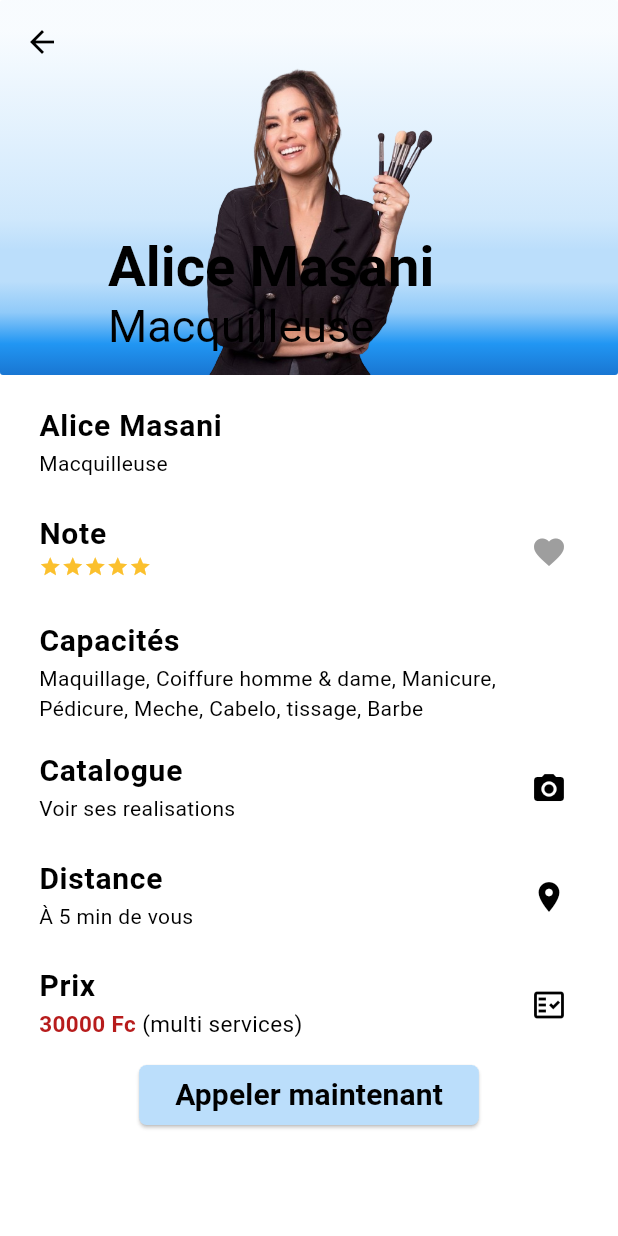
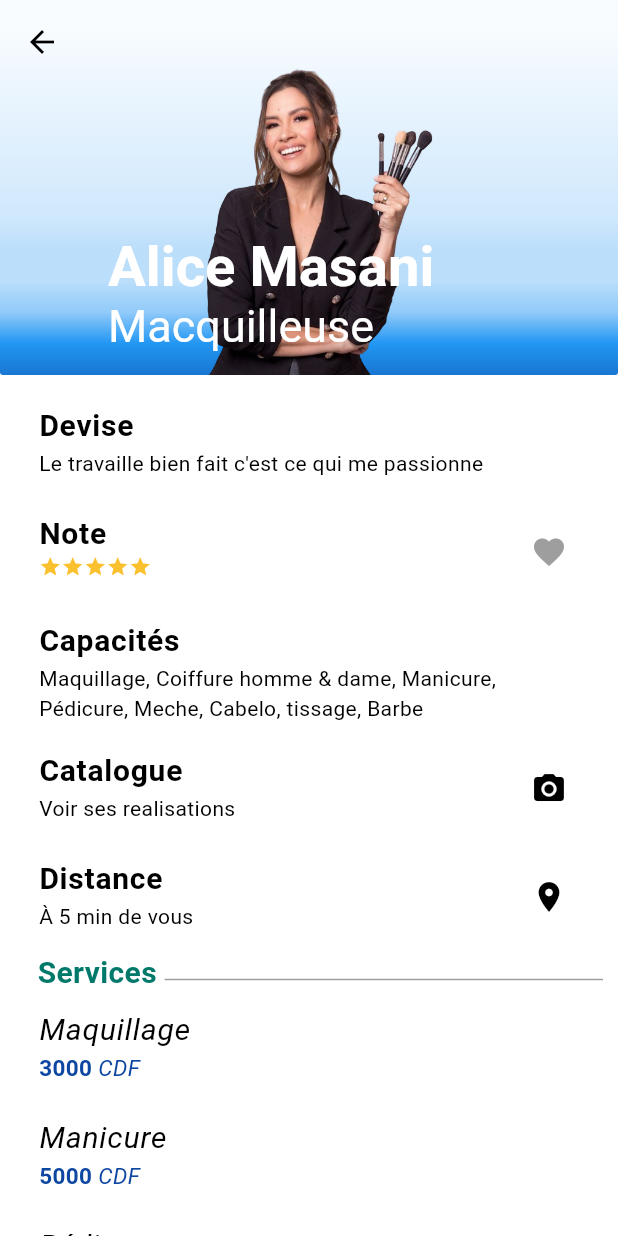
Before and after one commit to joellungu/mekaapp, a Flutter app: the screen it shows after launch, after a tap on "Alice Masani", on a phone screen of 412 x 824 dp. Run offline on Flutter 3.47's test engine with Material 3 defaults, Android fonts, the light colour scheme and no system bars; our stand-ins replace flutter_svg, get, hexcolor.

Commit message:
amélioratio de l'interface profil et ajoue du theme systeme

```diff
--- a/lib/main.dart
+++ b/lib/main.dart
@@ -4,6 +4,7 @@ import 'package:mekaapp/pages/app_controller.dart';
 
 import 'pages/accueil.dart';
 import 'pages/bienvenue.dart';
+import 'utils/theme_class.dart';
 
 void main() async {
   //
@@ -20,11 +21,12 @@ class MyApp extends StatelessWidget {
   Widget build(BuildContext context) {
     return GetMaterialApp(
       title: 'Make°App',
-      theme: ThemeData(
-        colorScheme: ColorScheme.light(),
-        primaryColor: Colors.white,
-        useMaterial3: true,
-      ),
+      themeMode: ThemeMode.system,
+      theme: ThemeClass
+          .lightTheme, // applies this theme if the device theme is light mode
+      darkTheme: ThemeClass
+          .darkTheme, // applies this theme if the device theme is dark mode
+
       home: Bienvenue(),
     );
   }
--- a/lib/pages/bienvenue.dart
+++ b/lib/pages/bienvenue.dart
@@ -160,7 +160,7 @@ class Bienvenue extends GetView<AppController> {
                 icon: const Icon(
                   CupertinoIcons.square_fill_line_vertical_square,
                   size: 45,
-                  color: Colors.black,
+                  //color: Colors.black,
                 ),
               ),
             ),
@@ -236,6 +236,7 @@ class Bienvenue extends GetView<AppController> {
                 children: List.generate(6, (index) {
                   //
                   return InkWell(
+                    splashColor: Colors.blue.shade100.withOpacity(0.5),
                     onTap: () {
                       //
                       Get.to(Details({
@@ -243,7 +244,7 @@ class Bienvenue extends GetView<AppController> {
                       }));
                     },
                     child: Container(
-                      margin: EdgeInsets.all(5),
+                      margin: const EdgeInsets.all(5),
                       height: Get.size.height / 5,
                       child: Stack(
                         children: [
@@ -368,7 +369,7 @@ class Bienvenue extends GetView<AppController> {
                                                     Text(
                                                       "Prix : ",
                                                       style: TextStyle(
-                                                        color: Colors.black,
+                                                        color: Colors.grey,
                                                         fontWeight:
                                                             FontWeight.bold,
                                                         fontSize: 15,
@@ -377,8 +378,8 @@ class Bienvenue extends GetView<AppController> {
                                                     Text(
                                                       " 30000 Fc ",
                                                       style: TextStyle(
-                                                        color:
-                                                            Colors.red.shade900,
+                                                        color: Colors
+                                                            .blue.shade900,
                                                         fontWeight:
                                                             FontWeight.bold,
                                                         fontSize: 15,
--- a/lib/pages/details.dart
+++ b/lib/pages/details.dart
@@ -8,6 +8,12 @@ import 'catalogue.dart';
 class Details extends StatelessWidget {
   Map cat;
   Details(this.cat);
+  //
+  List services = [
+    {"nom": "Maquillage", "prix": "3000", "devise": "CDF"},
+    {"nom": "Manicure", "prix": "5000", "devise": "CDF"},
+    {"nom": "Pédicure", "prix": "7000", "devise": "CDF"},
+  ];
   //
   @override
   Widget build(BuildContext context) {
@@ -29,7 +35,7 @@ class Details extends StatelessWidget {
                 textAlign: TextAlign.left,
                 text: TextSpan(
                   style: TextStyle(
-                    color: Colors.black,
+                    //color: Colors.black,
                     fontSize: 25,
                     fontWeight: FontWeight.bold,
                   ),
@@ -38,7 +44,7 @@ class Details extends StatelessWidget {
                     TextSpan(
                       text: "Macquilleuse",
                       style: TextStyle(
-                        color: Colors.black,
+                        //color: Colors.black,
                         fontSize: 20,
                         fontWeight: FontWeight.normal,
                       ),
@@ -117,14 +123,15 @@ class Details extends StatelessWidget {
                   children: [
                     const ListTile(
                       title: Text(
-                        "Alice Masani",
+                        "Devise",
                         style: TextStyle(
-                          color: Colors.black,
+                          //color: Colors.black,
                           fontSize: 20,
                           fontWeight: FontWeight.bold,
                         ),
                       ),
-                      subtitle: Text("Macquilleuse"),
+                      subtitle: Text(
+                          "Le travaille bien fait c'est ce qui me passionne"),
                       //trailing: Icon(CupertinoIcons.person),
                     ),
                     ListTile(
@@ -134,7 +141,7 @@ class Details extends StatelessWidget {
                       title: const Text(
                         "Note",
                         style: TextStyle(
-                          color: Colors.black,
+                          //color: Colors.black,
                           fontSize: 20,
                           fontWeight: FontWeight.bold,
                         ),
@@ -178,7 +185,7 @@ class Details extends StatelessWidget {
                       title: Text(
                         "Capacités",
                         style: TextStyle(
-                          color: Colors.black,
+                          //color: Colors.black,
                           fontSize: 20,
                           fontWeight: FontWeight.bold,
                         ),
@@ -194,7 +201,7 @@ class Details extends StatelessWidget {
                       title: const Text(
                         "Catalogue",
                         style: TextStyle(
-                          color: Colors.black,
+                          //color: Colors.black,
                           fontSize: 20,
                           fontWeight: FontWeight.bold,
                         ),
@@ -214,7 +221,7 @@ class Details extends StatelessWidget {
                       title: Text(
                         "Distance",
                         style: TextStyle(
-                          color: Colors.black,
+                          //color: Colors.black,
                           fontSize: 20,
                           fontWeight: FontWeight.bold,
                         ),
@@ -222,37 +229,78 @@ class Details extends StatelessWidget {
                       subtitle: Text("À 5 min de vous"),
                       trailing: Icon(Icons.location_on),
                     ),
-                    ListTile(
+                    Align(
+                      alignment: Alignment.centerLeft,
+                      child: Padding(
+                        padding: EdgeInsets.only(left: 15),
+                        child: Row(
+                          mainAxisAlignment: MainAxisAlignment.start,
+                          children: [
+                            Text(
+                              "Services ",
+                              style: TextStyle(
+                                color: Colors.teal.shade700,
+                                fontWeight: FontWeight.bold,
+                                fontSize: 20,
+                              ),
+                            ),
+                            Expanded(
+                              flex: 1,
+                              child: Container(
+                                height: 10,
+                                decoration: BoxDecoration(
+                                  border: Border(
+                                    bottom: BorderSide(
+                                      color: Colors.grey,
+                                    ),
+                                  ),
+                                ),
+                                width: double.maxFinite,
+                              ),
+                            ),
+                          ],
+                        ),
+                      ),
+                    ),
+                    Column(
+                      mainAxisAlignment: MainAxisAlignment.spaceAround,
+                      children: List.generate(services.length, (index) {
+                        Map s = services[index];
+                        return ListTile(
                           title: Text(
-                        "Prix",
-                        style: TextStyle(
-                          color: Colors.black,
+                            "${s['nom']}",
+                            style: const TextStyle(
+                              //color: Colors.black,
+                              fontStyle: FontStyle.italic,
                               fontSize: 20,
-                          fontWeight: FontWeight.bold,
+                              fontWeight: FontWeight.normal,
                             ),
                           ),
                           subtitle: Row(
                             mainAxisAlignment: MainAxisAlignment.start,
                             children: [
                               Text(
-                            "30000 Fc ",
+                                "${s['prix']} ",
                                 style: TextStyle(
-                              color: Colors.red.shade900,
+                                  color: Colors.blue.shade900,
                                   fontWeight: FontWeight.bold,
                                   fontSize: 15,
                                 ),
                               ),
                               Text(
-                            "(multi services) ",
+                                "${s['devise']}",
                                 style: TextStyle(
-                              color: Colors.black,
+                                  color: Colors.blue.shade900,
                                   fontWeight: FontWeight.normal,
+                                  fontStyle: FontStyle.italic,
                                   fontSize: 15,
                                 ),
                               )
                             ],
                           ),
-                      trailing: Icon(Icons.fact_check_outlined),
+                          //trailing: Icon(Icons.fact_check_outlined),
+                        );
+                      }),
                     ),
                     ElevatedButton(
                       onPressed: () {
@@ -267,12 +315,30 @@ class Details extends StatelessWidget {
                           ),
                         ),
                       ),
-                      child: Text(
+                      child: Container(
+                        height: 70,
+                        child: Column(
+                          mainAxisAlignment: MainAxisAlignment.center,
+                          children: [
+                            Text(
                               "Appeler maintenant",
+                              textAlign: TextAlign.center,
+                              style: TextStyle(
+                                fontWeight: FontWeight.normal,
+                                fontSize: 20,
+                                color: Colors.black,
+                              ),
+                            ),
+                            Text(
+                              "15000 CDF",
+                              textAlign: TextAlign.center,
                               style: TextStyle(
                                 fontWeight: FontWeight.bold,
                                 fontSize: 20,
                                 color: Colors.black,
+                              ),
+                            )
+                          ],
                         ),
                       ),
                     ),
--- a/lib/pages/profile.dart
+++ b/lib/pages/profile.dart
@@ -21,47 +21,18 @@ class Profile extends StatelessWidget {
           children: [
             ListTile(
               title: Text(
-                "Cote",
+                "Profile",
                 style: TextStyle(
                   color: Colors.black,
                   fontSize: 20,
                   fontWeight: FontWeight.bold,
                 ),
               ),
-              subtitle: Row(
-                mainAxisAlignment: MainAxisAlignment.start,
-                children: [
-                  Icon(
-                    Icons.star,
-                    color: Colors.yellow.shade700,
-                    size: 15,
-                  ),
-                  Icon(
-                    Icons.star,
-                    color: Colors.yellow.shade700,
-                    size: 15,
-                  ),
-                  Icon(
-                    Icons.star,
-                    color: Colors.yellow.shade700,
-                    size: 15,
-                  ),
-                  Icon(
-                    Icons.star,
-                    color: Colors.yellow.shade700,
-                    size: 15,
-                  ),
-                  Icon(
-                    Icons.star,
-                    color: Colors.yellow.shade700,
-                    size: 15,
-                  ),
-                ],
-              ),
+              //trailing: Icon(Icons.person),
             ),
             ListTile(
               title: Text(
-                "Capacités",
+                "Commandes",
                 style: TextStyle(
                   color: Colors.black,
                   fontSize: 20,
@@ -69,11 +40,16 @@ class Profile extends StatelessWidget {
                 ),
               ),
               subtitle: Text(
-                  "Maquillage, Coiffure homme & dame, Manicure, Pédicure, Meche, Cabelo, tissage, Barbe"),
+                "Commande en cours ...",
+                style: TextStyle(
+                  fontWeight: FontWeight.bold,
+                  color: Colors.blue,
+                ),
+              ),
             ),
             ListTile(
               title: Text(
-                "Catalogue",
+                "Favorits",
                 style: TextStyle(
                   color: Colors.black,
                   fontSize: 20,
@@ -81,19 +57,31 @@ class Profile extends StatelessWidget {
                 ),
               ),
               subtitle: Text("Voir ses realisations"),
-              trailing: Icon(Icons.photo_camera),
+              //trailing: Icon(Icons.favorite),
             ),
             ListTile(
               title: Text(
-                "Distance",
+                "Condition d'utilisations",
                 style: TextStyle(
                   color: Colors.black,
                   fontSize: 20,
                   fontWeight: FontWeight.bold,
                 ),
               ),
-              subtitle: Text("À 5 min de vous"),
-              trailing: Icon(Icons.arrow_forward_ios),
+              //subtitle: Text("À 5 min de vous"),
+              //trailing: Icon(Icons.copyright),
+            ),
+            ListTile(
+              title: Text(
+                "À propos",
+                style: TextStyle(
+                  color: Colors.black,
+                  fontSize: 20,
+                  fontWeight: FontWeight.bold,
+                ),
+              ),
+              subtitle: Text("Mission & objectif"),
+              //trailing: Icon(Icons.text_decrease),
             ),
           ],
         ),
--- /dev/null
+++ b/lib/utils/theme_class.dart
@@ -0,0 +1,27 @@
+import 'package:flutter/material.dart';
+import 'package:hexcolor/hexcolor.dart';
+
+class ThemeClass {
+  Color lightPrimaryColor = HexColor('#FFFFFF');
+  Color darkPrimaryColor = HexColor('#000000');
+  Color secondaryColor = HexColor('#FF8B6A');
+  Color accentColor = HexColor('#FFD2BB');
+
+  static ThemeData lightTheme = ThemeData(
+    useMaterial3: true,
+    primaryColor: ThemeData.light().scaffoldBackgroundColor,
+    colorScheme: const ColorScheme.light().copyWith(
+        primary: _themeClass.lightPrimaryColor,
+        secondary: _themeClass.secondaryColor),
+  );
+
+  static ThemeData darkTheme = ThemeData(
+    useMaterial3: true,
+    primaryColor: ThemeData.dark().scaffoldBackgroundColor,
+    colorScheme: const ColorScheme.dark().copyWith(
+      primary: _themeClass.darkPrimaryColor,
+    ),
+  );
+}
+
+ThemeClass _themeClass = ThemeClass();
```
Also changed, not shown: 3 other files. Lines whose indentation alone changed are shown as unchanged.
